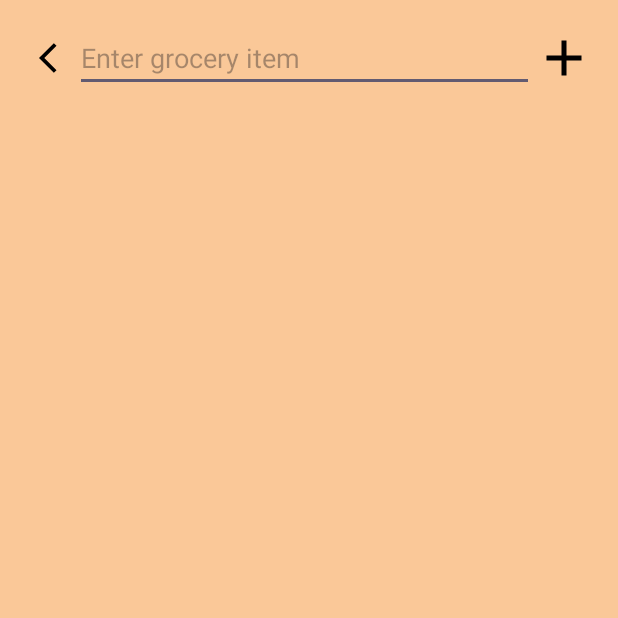
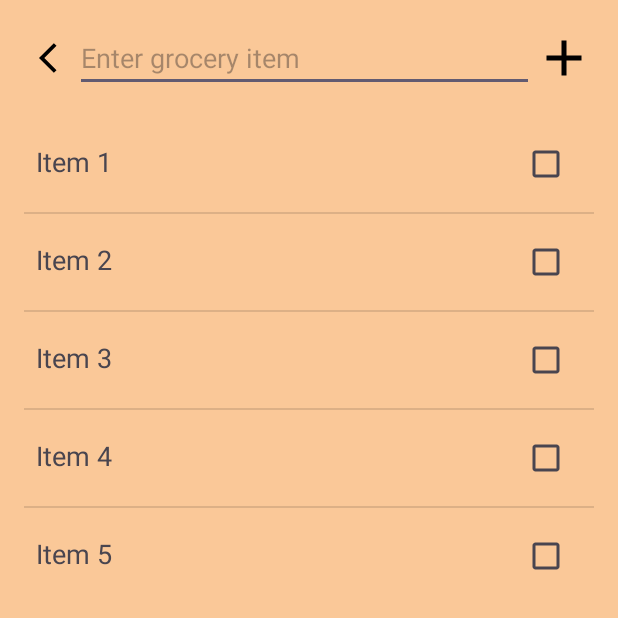
Before and after one commit to LauYanHui/MAD24_P01_05, an Android app: the HomepageActivity screen opened directly, with no data from a screen before it, after a tap on "Grocery's List", on a phone screen of 412 x 824 dp, the top half of it. Run offline under Robolectric (Android 15) with nearby library versions, the phone set to English and light mode, and no system bars.

Commit message:
style(grocery): change list to checkbox list

```diff
--- a/app/src/main/AndroidManifest.xml
+++ b/app/src/main/AndroidManifest.xml
@@ -58,7 +58,7 @@
             </intent-filter>
         </activity>
         <activity
-            android:name=".GroceryList"
+            android:name=".GroceryListActivity"
             android:exported="false" />
         <activity
             android:name=".RegisterActivity"
--- a/app/src/main/java/sg/edu/np/mad/cookbuddy/GroceryAdapter.java
+++ b/app/src/main/java/sg/edu/np/mad/cookbuddy/GroceryAdapter.java
@@ -4,44 +4,66 @@ import android.content.Context;
 import android.view.LayoutInflater;
 import android.view.View;
 import android.view.ViewGroup;
-import android.widget.ArrayAdapter;
-import android.widget.ImageView;
+import android.widget.BaseAdapter;
+import android.widget.CheckBox;
 import android.widget.TextView;
+
+import androidx.recyclerview.widget.RecyclerView;
 
 import java.util.List;
 
-public class GroceryAdapter extends ArrayAdapter<String> {
+public class GroceryAdapter extends BaseAdapter {
+    private Context context;
+    private List<GroceryItem> groceryList;
+    private LayoutInflater inflater;
 
-    private DatabaseHelper dbHelper;
-    private List<String> groceries;
-
-    public GroceryAdapter(Context context, List<String> groceries, DatabaseHelper dbHelper) {
-        super(context, 0, groceries);
-        this.dbHelper = dbHelper;
-        this.groceries = groceries;
+    public GroceryAdapter(Context context, List<GroceryItem> groceryList) {
+        this.context = context;
+        this.groceryList = groceryList;
+        this.inflater = LayoutInflater.from(context);
     }
 
     @Override
-    public View getView(final int position, View convertView, ViewGroup parent) {
+    public int getCount() {
+        return groceryList.size();
+    }
+
+    @Override
+    public Object getItem(int position) {
+        return groceryList.get(position);
+    }
+
+    @Override
+    public long getItemId(int position) {
+        return position;
+    }
+
+    @Override
+    public View getView(int position, View convertView, ViewGroup parent) {
+        ViewHolder holder;
+
         if (convertView == null) {
-            convertView = LayoutInflater.from(getContext()).inflate(R.layout.list_item, parent, false);
+            // if no old view to reuse
+            convertView = inflater.inflate(R.layout.grocery_list_item, parent, false);
+            holder = new ViewHolder();
+            holder.checkBox = convertView.findViewById(R.id.checkBox);
+            holder.textView = convertView.findViewById(R.id.textView);
+            convertView.setTag(holder);
+        } else {
+            // get old view
+            holder = (ViewHolder) convertView.getTag();
         }
 
-        TextView textViewGrocery = convertView.findViewById(R.id.textViewGrocery);
-        ImageView buttonDelete = convertView.findViewById(R.id.buttonDelete);
-
-        final String grocery = getItem(position);
-        textViewGrocery.setText(grocery);
-
-        buttonDelete.setOnClickListener(new View.OnClickListener() {
-            @Override
-            public void onClick(View v) {
-                dbHelper.deleteGrocery(grocery);
-                groceries.remove(position);
-                notifyDataSetChanged();
-            }
-        });
+        final GroceryItem item = groceryList.get(position);
+        holder.textView.setText(item.getName());
+        holder.checkBox.setChecked(item.isChecked());
+        holder.checkBox.setOnCheckedChangeListener(((buttonView, isChecked) -> item.setChecked(isChecked)));
 
         return convertView;
     }
+
+    private static class ViewHolder {
+        CheckBox checkBox;
+        TextView textView;
+    }
 }
--- /dev/null
+++ b/app/src/main/java/sg/edu/np/mad/cookbuddy/GroceryItem.java
@@ -0,0 +1,27 @@
+package sg.edu.np.mad.cookbuddy;
+
+public class GroceryItem {
+    private String name;
+    private boolean checked;
+
+    public GroceryItem(String name, boolean checked) {
+        this.name = name;
+        this.checked = checked;
+    }
+
+    public String getName() {
+        return name;
+    }
+
+    public void setName(String newName) {
+        this.name = newName;
+    }
+
+    public boolean isChecked() {
+        return checked;
+    }
+
+    public void setChecked(boolean checked) {
+        this.checked = checked;
+    }
+}
--- a/app/src/main/java/sg/edu/np/mad/cookbuddy/GroceryList.java
+++ /dev/null
@@ -1,56 +0,0 @@
-package sg.edu.np.mad.cookbuddy;
-
-
-import android.content.Intent;
-import android.os.Bundle;
-import android.view.View;
-import android.widget.EditText;
-import android.widget.ImageView;
-import android.widget.ListView;
-
-import androidx.appcompat.app.AppCompatActivity;
-
-import java.util.List;
-
-public class GroceryList extends AppCompatActivity {
-    private DatabaseHelper dbHelper;
-    private GroceryAdapter adapter;
-
-    @Override
-    protected void onCreate(Bundle savedInstanceState) {
-        super.onCreate(savedInstanceState);
-        setContentView(R.layout.activity_grocery_list);
-
-        dbHelper = new DatabaseHelper(this);
-
-        EditText editTextGrocery = findViewById(R.id.editTextGrocery);
-        ImageView buttonAdd = findViewById(R.id.buttonAdd);
-        ListView listViewGroceries = findViewById(R.id.listViewGroceries);
-
-        List<String> groceries = dbHelper.getAllGroceries();
-        adapter = new GroceryAdapter(this, groceries, dbHelper);
-        listViewGroceries.setAdapter(adapter);
-
-        buttonAdd.setOnClickListener(new View.OnClickListener() {
-            @Override
-            public void onClick(View v) {
-                String grocery = editTextGrocery.getText().toString();
-                if (!grocery.isEmpty()) {
-                    dbHelper.addGrocery(grocery);
-                    adapter.add(grocery);
-                    adapter.notifyDataSetChanged();
-                    editTextGrocery.setText("");
-                }
-            }
-        });
-
-        ImageView backIcon = findViewById(R.id.backIcon);
-        backIcon.setOnClickListener(new View.OnClickListener() {
-            @Override
-            public void onClick(View v) {
-                Intent intent = new Intent(GroceryList.this, HomepageActivity.class);
-                startActivity(intent);
-            }
-        });
-    }
-}
--- /dev/null
+++ b/app/src/main/java/sg/edu/np/mad/cookbuddy/GroceryListActivity.java
@@ -0,0 +1,71 @@
+package sg.edu.np.mad.cookbuddy;
+
+
+import android.content.Intent;
+import android.os.Bundle;
+import android.util.Log;
+import android.view.View;
+import android.widget.EditText;
+import android.widget.ImageView;
+import android.widget.ListView;
+
+import androidx.appcompat.app.AppCompatActivity;
+
+import java.util.ArrayList;
+import java.util.List;
+
+public class GroceryListActivity extends AppCompatActivity {
+
+    private ListView list;
+    private GroceryAdapter adapter;
+    private List<GroceryItem> groceryList;
+    private EditText textBox;
+    private ImageView addIcon;
+    private ImageView backIcon;
+
+    @Override
+    protected void onCreate(Bundle savedInstanceState) {
+        super.onCreate(savedInstanceState);
+        setContentView(R.layout.activity_grocery_list);
+
+        list = findViewById(R.id.listView);
+        textBox = findViewById(R.id.editTextGrocery);
+        addIcon = findViewById(R.id.buttonAdd);
+        backIcon = findViewById(R.id.backIcon);
+
+        // replace with data from firebase
+        groceryList = new ArrayList<>();
+        groceryList.add(new GroceryItem("Item 1", false));
+        groceryList.add(new GroceryItem("Item 2", false));
+        groceryList.add(new GroceryItem("Item 3", false));
+        groceryList.add(new GroceryItem("Item 4", false));
+        groceryList.add(new GroceryItem("Item 5", false));
+
+        adapter = new GroceryAdapter(this, groceryList);
+        list.setAdapter(adapter);
+
+        addIcon.setOnClickListener(new View.OnClickListener() {
+            @Override
+            public void onClick(View v) {
+                String name = String.valueOf(textBox.getText());
+                if (name.isEmpty()) {
+                    return;
+                }
+                GroceryItem newItem = new GroceryItem(name, false);
+                // replace with firebase
+                groceryList.add(newItem);
+                adapter.notifyDataSetChanged();
+                textBox.getText().clear();
+            }
+        });
+
+
+        backIcon.setOnClickListener(new View.OnClickListener() {
+            @Override
+            public void onClick(View v) {
+                Intent intent = new Intent(GroceryListActivity.this, HomepageActivity.class);
+                startActivity(intent);
+            }
+        });
+    }
+}
--- a/app/src/main/java/sg/edu/np/mad/cookbuddy/HomepageActivity.java
+++ b/app/src/main/java/sg/edu/np/mad/cookbuddy/HomepageActivity.java
@@ -51,7 +51,7 @@ public class HomepageActivity extends AppCompatActivity {
         });
         groceryList.setOnClickListener(new View.OnClickListener(){
             @Override public void onClick(View v){
-                activityName = new Intent(HomepageActivity.this, GroceryList.class);
+                activityName = new Intent(HomepageActivity.this, GroceryListActivity.class);
                 startActivity(activityName);
             }
         });
--- a/app/src/main/res/layout/activity_grocery_list.xml
+++ b/app/src/main/res/layout/activity_grocery_list.xml
@@ -26,6 +26,7 @@
             android:layout_width="0dp"
             android:layout_height="wrap_content"
             android:layout_weight="1"
+            android:inputType="text"
             android:hint="Enter grocery item" />
 
         <ImageView
@@ -40,7 +41,7 @@
 
     <!-- ListView for displaying groceries -->
     <ListView
-        android:id="@+id/listViewGroceries"
+        android:id="@+id/listView"
         android:layout_width="match_parent"
         android:layout_height="wrap_content"
         android:layout_marginTop="16dp" />
--- a/app/src/main/res/layout/list_item.xml
+++ b/app/src/main/res/layout/grocery_list_item.xml
@@ -6,17 +6,15 @@
     android:padding="8dp">
 
     <TextView
-        android:id="@+id/textViewGrocery"
+        android:id="@+id/textView"
         android:layout_width="0dp"
         android:layout_weight="1"
         android:layout_height="wrap_content"
         android:text="Grocery Item"
         android:textSize="18sp" />
 
-    <ImageView
-        android:id="@+id/buttonDelete"
-        android:background="@drawable/delete"
+    <CheckBox
+        android:id="@+id/checkBox"
         android:layout_width="wrap_content"
-        android:layout_height="wrap_content"
-        />
+        android:layout_height="wrap_content" />
 </LinearLayout>
```
